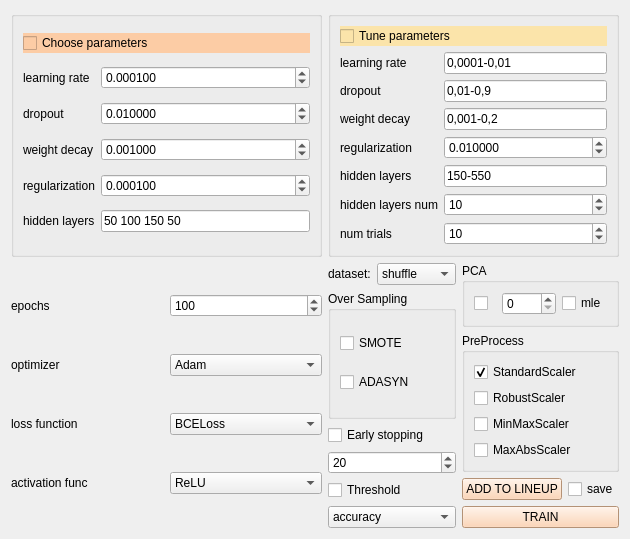
idergunoff/geovel_1.0, file qt/torch_classfier.ui: the form before one commit.
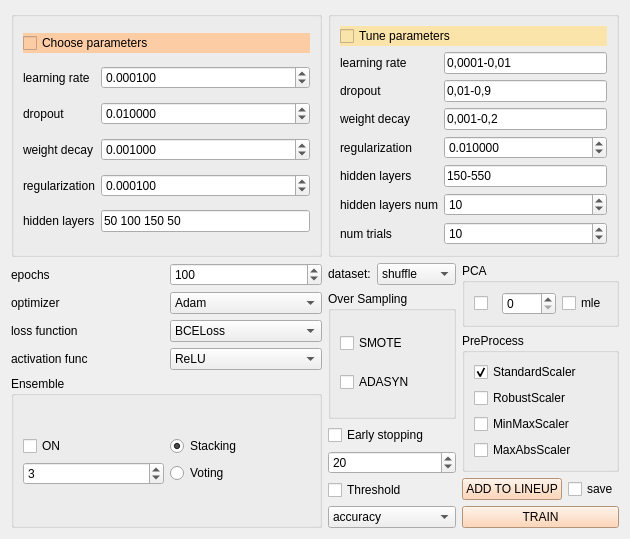
The form after the commit.

Commit message: torch regression classification -- scalers, pca, oversampling

Diff of the .ui file:
```diff
--- a/qt/torch_classfier.ui
+++ b/qt/torch_classfier.ui
@@ -7,7 +7,7 @@
     <x>0</x>
     <y>0</y>
     <width>630</width>
-    <height>483</height>
+    <height>502</height>
    </rect>
   </property>
   <property name="windowTitle">
@@ -310,141 +310,6 @@
      </layout>
     </widget>
    </item>
-   <item row="1" column="0">
-    <layout class="QGridLayout" name="gridLayout_5">
-     <item row="0" column="0">
-      <widget class="QLabel" name="label_11">
-       <property name="toolTip">
-        <string>Количество раз, когда вся обучающая выборка проходит через модель во время обучения.</string>
-       </property>
-       <property name="text">
-        <string>epochs</string>
-       </property>
-      </widget>
-     </item>
-     <item row="0" column="1">
-      <widget class="QSpinBox" name="spinBox_epochs">
-       <property name="toolTip">
-        <string>Количество раз, когда вся обучающая выборка проходит через модель во время обучения.</string>
-       </property>
-       <property name="maximum">
-        <number>10000</number>
-       </property>
-       <property name="value">
-        <number>100</number>
-       </property>
-      </widget>
-     </item>
-     <item row="1" column="0">
-      <widget class="QLabel" name="label_12">
-       <property name="toolTip">
-        <string>&lt;p&gt;Алгоритм оптимизации:&lt;/p&gt;
-&lt;p&gt;Adam показывает хорошие результаты во многих случаях и является удачным выбором по умолчанию.&lt;/p&gt;
-&lt;p&gt;SGD может быть полезен, если вы работаете с очень большими наборами данных.&lt;/p&gt;
-&lt;p&gt;L-BFGS может быть целесообразен, если у вас небольшое количество параметров и вам необходима высокая точность.&lt;/p&gt;</string>
-       </property>
-       <property name="text">
-        <string>optimizer</string>
-       </property>
-      </widget>
-     </item>
-     <item row="1" column="1">
-      <widget class="QComboBox" name="comboBox_optimizer">
-       <property name="toolTip">
-        <string>&lt;p&gt;Алгоритм оптимизации:&lt;/p&gt;
-&lt;p&gt;Adam показывает хорошие результаты во многих случаях и является удачным выбором по умолчанию.&lt;/p&gt;
-&lt;p&gt;SGD может быть полезен, если вы работаете с очень большими наборами данных.&lt;/p&gt;
-&lt;p&gt;L-BFGS может быть целесообразен, если у вас небольшое количество параметров и вам необходима высокая точность.&lt;/p&gt;</string>
-       </property>
-       <item>
-        <property name="text">
-         <string>Adam</string>
-        </property>
-       </item>
-       <item>
-        <property name="text">
-         <string>SGD</string>
-        </property>
-       </item>
-       <item>
-        <property name="text">
-         <string>LBFGS</string>
-        </property>
-       </item>
-      </widget>
-     </item>
-     <item row="2" column="0">
-      <widget class="QLabel" name="label_13">
-       <property name="toolTip">
-        <string>&lt;html&gt;&lt;head/&gt;&lt;body&gt;&lt;p&gt;Функция, используемая для вычисления ошибки между предсказаниями и истинными метками:&lt;/p&gt;&lt;p&gt;&lt;span style=&quot; font-weight:600;&quot;&gt;BCELoss (Binary Cross-Entropy Loss)&lt;/span&gt;: Это функция потерь, используемая для задач двоичной классификации&lt;/p&gt;&lt;p&gt;&lt;span style=&quot; font-weight:600;&quot;&gt;BCEWithLogitsLoss&lt;/span&gt;: Этот вариант функции потерь объединяет вычисление двоичной перекрестной энтропии с применением сигмоидной активации на выходном слое. &lt;/p&gt;&lt;p&gt;&lt;span style=&quot; font-weight:600;&quot;&gt;CrossEntropyLoss&lt;/span&gt;: Эта функция потерь используется для задач многоклассовой классификации, где выходы модели должны быть вероятностями принадлежности к каждому классу.&lt;/p&gt;</string>
-       </property>
-       <property name="text">
-        <string>loss function</string>
-       </property>
-      </widget>
-     </item>
-     <item row="2" column="1">
-      <widget class="QComboBox" name="comboBox_loss">
-       <property name="toolTip">
-        <string>&lt;html&gt;&lt;head/&gt;&lt;body&gt;&lt;p&gt;Функция, используемая для вычисления ошибки между предсказаниями и истинными метками:&lt;/p&gt;&lt;p&gt;&lt;span style=&quot; font-weight:600;&quot;&gt;BCELoss (Binary Cross-Entropy Loss)&lt;/span&gt;: Это функция потерь, используемая для задач двоичной классификации&lt;/p&gt;&lt;p&gt;&lt;span style=&quot; font-weight:600;&quot;&gt;BCEWithLogitsLoss&lt;/span&gt;: Этот вариант функции потерь объединяет вычисление двоичной перекрестной энтропии с применением сигмоидной активации на выходном слое. &lt;/p&gt;&lt;p&gt;&lt;span style=&quot; font-weight:600;&quot;&gt;CrossEntropyLoss&lt;/span&gt;: Эта функция потерь используется для задач многоклассовой классификации, где выходы модели должны быть вероятностями принадлежности к каждому классу.&lt;/p&gt;</string>
-       </property>
-       <item>
-        <property name="text">
-         <string>BCELoss</string>
-        </property>
-       </item>
-       <item>
-        <property name="text">
-         <string>BCEWithLogitsLoss</string>
-        </property>
-       </item>
-       <item>
-        <property name="text">
-         <string>CrossEntropy</string>
-        </property>
-       </item>
-      </widget>
-     </item>
-     <item row="3" column="0">
-      <widget class="QLabel" name="label_17">
-       <property name="toolTip">
-        <string>&lt;p&gt;Функция активации, используемая в скрытых слоях нейронной сети&lt;/p&gt;
-&lt;ul&gt;&lt;li&gt;&lt;b&gt;ReLU&lt;/b&gt; является отличным выбором по умолчанию и хорошо работает во многих случаях &lt;i&gt;(возвращает значение x, если x больше 0, и 0 в противном случае)&lt;i/&gt;.&lt;/li&gt;
-&lt;li&gt;&lt;b&gt;Sigmoid&lt;/b&gt; лучше всего подходит для двоичной классификации, где необходимо получить вероятностные прогнозы &lt;i&gt;(S-образная функция, которая отображает входные значения в диапазон от 0 до 1)&lt;/i&gt;.&lt;/li&gt;
-&lt;li&gt;&lt;b&gt;Tanh&lt;/b&gt; может быть предпочтительнее, чем sigmoid, когда требуется, чтобы выходы были центрированы вокруг нуля &lt;i&gt;(похожая на сигмоид функция, но она отображает входные значения в диапазон от -1 до 1)&lt;/i&gt;. &lt;/li&gt;&lt;/ul&gt;</string>
-       </property>
-       <property name="text">
-        <string>activation func</string>
-       </property>
-      </widget>
-     </item>
-     <item row="3" column="1">
-      <widget class="QComboBox" name="comboBox_activation_func">
-       <property name="toolTip">
-        <string>&lt;p&gt;Функция активации, используемая в скрытых слоях нейронной сети&lt;/p&gt;
-&lt;ul&gt;&lt;li&gt;&lt;b&gt;ReLU&lt;/b&gt; является отличным выбором по умолчанию и хорошо работает во многих случаях &lt;i&gt;(возвращает значение x, если x больше 0, и 0 в противном случае)&lt;i/&gt;.&lt;/li&gt;
-&lt;li&gt;&lt;b&gt;Sigmoid&lt;/b&gt; лучше всего подходит для двоичной классификации, где необходимо получить вероятностные прогнозы &lt;i&gt;(S-образная функция, которая отображает входные значения в диапазон от 0 до 1)&lt;/i&gt;.&lt;/li&gt;
-&lt;li&gt;&lt;b&gt;Tanh&lt;/b&gt; может быть предпочтительнее, чем sigmoid, когда требуется, чтобы выходы были центрированы вокруг нуля &lt;i&gt;(похожая на сигмоид функция, но она отображает входные значения в диапазон от -1 до 1)&lt;/i&gt;. &lt;/li&gt;&lt;/ul&gt;</string>
-       </property>
-       <item>
-        <property name="text">
-         <string>ReLU</string>
-        </property>
-       </item>
-       <item>
-        <property name="text">
-         <string>Sigmoid</string>
-        </property>
-       </item>
-       <item>
-        <property name="text">
-         <string>Tanh</string>
-        </property>
-       </item>
-      </widget>
-     </item>
-    </layout>
-   </item>
    <item row="1" column="1">
     <layout class="QGridLayout" name="gridLayout_6">
      <item row="5" column="0">
@@ -657,6 +522,189 @@
      </item>
     </layout>
    </item>
+   <item row="1" column="0">
+    <layout class="QVBoxLayout" name="verticalLayout">
+     <item>
+      <layout class="QGridLayout" name="gridLayout_5">
+       <item row="3" column="1">
+        <widget class="QComboBox" name="comboBox_activation_func">
+         <property name="toolTip">
+          <string>&lt;p&gt;Функция активации, используемая в скрытых слоях нейронной сети&lt;/p&gt;
+&lt;ul&gt;&lt;li&gt;&lt;b&gt;ReLU&lt;/b&gt; является отличным выбором по умолчанию и хорошо работает во многих случаях &lt;i&gt;(возвращает значение x, если x больше 0, и 0 в противном случае)&lt;i/&gt;.&lt;/li&gt;
+&lt;li&gt;&lt;b&gt;Sigmoid&lt;/b&gt; лучше всего подходит для двоичной классификации, где необходимо получить вероятностные прогнозы &lt;i&gt;(S-образная функция, которая отображает входные значения в диапазон от 0 до 1)&lt;/i&gt;.&lt;/li&gt;
+&lt;li&gt;&lt;b&gt;Tanh&lt;/b&gt; может быть предпочтительнее, чем sigmoid, когда требуется, чтобы выходы были центрированы вокруг нуля &lt;i&gt;(похожая на сигмоид функция, но она отображает входные значения в диапазон от -1 до 1)&lt;/i&gt;. &lt;/li&gt;&lt;/ul&gt;</string>
+         </property>
+         <item>
+          <property name="text">
+           <string>ReLU</string>
+          </property>
+         </item>
+         <item>
+          <property name="text">
+           <string>Sigmoid</string>
+          </property>
+         </item>
+         <item>
+          <property name="text">
+           <string>Tanh</string>
+          </property>
+         </item>
+        </widget>
+       </item>
+       <item row="0" column="1">
+        <widget class="QSpinBox" name="spinBox_epochs">
+         <property name="toolTip">
+          <string>Количество раз, когда вся обучающая выборка проходит через модель во время обучения.</string>
+         </property>
+         <property name="maximum">
+          <number>10000</number>
+         </property>
+         <property name="value">
+          <number>100</number>
+         </property>
+        </widget>
+       </item>
+       <item row="0" column="0">
+        <widget class="QLabel" name="label_11">
+         <property name="toolTip">
+          <string>Количество раз, когда вся обучающая выборка проходит через модель во время обучения.</string>
+         </property>
+         <property name="text">
+          <string>epochs</string>
+         </property>
+        </widget>
+       </item>
+       <item row="2" column="0">
+        <widget class="QLabel" name="label_13">
+         <property name="toolTip">
+          <string>&lt;html&gt;&lt;head/&gt;&lt;body&gt;&lt;p&gt;Функция, используемая для вычисления ошибки между предсказаниями и истинными метками:&lt;/p&gt;&lt;p&gt;&lt;span style=&quot; font-weight:600;&quot;&gt;BCELoss (Binary Cross-Entropy Loss)&lt;/span&gt;: Это функция потерь, используемая для задач двоичной классификации&lt;/p&gt;&lt;p&gt;&lt;span style=&quot; font-weight:600;&quot;&gt;BCEWithLogitsLoss&lt;/span&gt;: Этот вариант функции потерь объединяет вычисление двоичной перекрестной энтропии с применением сигмоидной активации на выходном слое. &lt;/p&gt;&lt;p&gt;&lt;span style=&quot; font-weight:600;&quot;&gt;CrossEntropyLoss&lt;/span&gt;: Эта функция потерь используется для задач многоклассовой классификации, где выходы модели должны быть вероятностями принадлежности к каждому классу.&lt;/p&gt;</string>
+         </property>
+         <property name="text">
+          <string>loss function</string>
+         </property>
+        </widget>
+       </item>
+       <item row="2" column="1">
+        <widget class="QComboBox" name="comboBox_loss">
+         <property name="toolTip">
+          <string>&lt;html&gt;&lt;head/&gt;&lt;body&gt;&lt;p&gt;Функция, используемая для вычисления ошибки между предсказаниями и истинными метками:&lt;/p&gt;&lt;p&gt;&lt;span style=&quot; font-weight:600;&quot;&gt;BCELoss (Binary Cross-Entropy Loss)&lt;/span&gt;: Это функция потерь, используемая для задач двоичной классификации&lt;/p&gt;&lt;p&gt;&lt;span style=&quot; font-weight:600;&quot;&gt;BCEWithLogitsLoss&lt;/span&gt;: Этот вариант функции потерь объединяет вычисление двоичной перекрестной энтропии с применением сигмоидной активации на выходном слое. &lt;/p&gt;&lt;p&gt;&lt;span style=&quot; font-weight:600;&quot;&gt;CrossEntropyLoss&lt;/span&gt;: Эта функция потерь используется для задач многоклассовой классификации, где выходы модели должны быть вероятностями принадлежности к каждому классу.&lt;/p&gt;</string>
+         </property>
+         <item>
+          <property name="text">
+           <string>BCELoss</string>
+          </property>
+         </item>
+         <item>
+          <property name="text">
+           <string>BCEWithLogitsLoss</string>
+          </property>
+         </item>
+         <item>
+          <property name="text">
+           <string>CrossEntropy</string>
+          </property>
+         </item>
+        </widget>
+       </item>
+       <item row="3" column="0">
+        <widget class="QLabel" name="label_17">
+         <property name="toolTip">
+          <string>&lt;p&gt;Функция активации, используемая в скрытых слоях нейронной сети&lt;/p&gt;
+&lt;ul&gt;&lt;li&gt;&lt;b&gt;ReLU&lt;/b&gt; является отличным выбором по умолчанию и хорошо работает во многих случаях &lt;i&gt;(возвращает значение x, если x больше 0, и 0 в противном случае)&lt;i/&gt;.&lt;/li&gt;
+&lt;li&gt;&lt;b&gt;Sigmoid&lt;/b&gt; лучше всего подходит для двоичной классификации, где необходимо получить вероятностные прогнозы &lt;i&gt;(S-образная функция, которая отображает входные значения в диапазон от 0 до 1)&lt;/i&gt;.&lt;/li&gt;
+&lt;li&gt;&lt;b&gt;Tanh&lt;/b&gt; может быть предпочтительнее, чем sigmoid, когда требуется, чтобы выходы были центрированы вокруг нуля &lt;i&gt;(похожая на сигмоид функция, но она отображает входные значения в диапазон от -1 до 1)&lt;/i&gt;. &lt;/li&gt;&lt;/ul&gt;</string>
+         </property>
+         <property name="text">
+          <string>activation func</string>
+         </property>
+        </widget>
+       </item>
+       <item row="1" column="1">
+        <widget class="QComboBox" name="comboBox_optimizer">
+         <property name="toolTip">
+          <string>&lt;p&gt;Алгоритм оптимизации:&lt;/p&gt;
+&lt;p&gt;Adam показывает хорошие результаты во многих случаях и является удачным выбором по умолчанию.&lt;/p&gt;
+&lt;p&gt;SGD может быть полезен, если вы работаете с очень большими наборами данных.&lt;/p&gt;
+&lt;p&gt;L-BFGS может быть целесообразен, если у вас небольшое количество параметров и вам необходима высокая точность.&lt;/p&gt;</string>
+         </property>
+         <item>
+          <property name="text">
+           <string>Adam</string>
+          </property>
+         </item>
+         <item>
+          <property name="text">
+           <string>SGD</string>
+          </property>
+         </item>
+         <item>
+          <property name="text">
+           <string>LBFGS</string>
+          </property>
+         </item>
+        </widget>
+       </item>
+       <item row="1" column="0">
+        <widget class="QLabel" name="label_12">
+         <property name="toolTip">
+          <string>&lt;p&gt;Алгоритм оптимизации:&lt;/p&gt;
+&lt;p&gt;Adam показывает хорошие результаты во многих случаях и является удачным выбором по умолчанию.&lt;/p&gt;
+&lt;p&gt;SGD может быть полезен, если вы работаете с очень большими наборами данных.&lt;/p&gt;
+&lt;p&gt;L-BFGS может быть целесообразен, если у вас небольшое количество параметров и вам необходима высокая точность.&lt;/p&gt;</string>
+         </property>
+         <property name="text">
+          <string>optimizer</string>
+         </property>
+        </widget>
+       </item>
+      </layout>
+     </item>
+     <item>
+      <widget class="QGroupBox" name="groupBox_3">
+       <property name="title">
+        <string>Ensemble</string>
+       </property>
+       <layout class="QGridLayout" name="gridLayout_3">
+        <item row="0" column="2">
+         <layout class="QGridLayout" name="gridLayout_10">
+          <item row="0" column="0">
+           <widget class="QCheckBox" name="checkBox_stack_vote">
+            <property name="text">
+             <string>ON</string>
+            </property>
+           </widget>
+          </item>
+          <item row="0" column="1">
+           <widget class="QRadioButton" name="radioButton_stacking">
+            <property name="text">
+             <string>Stacking</string>
+            </property>
+            <property name="checked">
+             <bool>true</bool>
+            </property>
+           </widget>
+          </item>
+          <item row="1" column="0">
+           <widget class="QSpinBox" name="spinBox_models_num">
+            <property name="value">
+             <number>3</number>
+            </property>
+           </widget>
+          </item>
+          <item row="1" column="1">
+           <widget class="QRadioButton" name="radioButton_voting">
+            <property name="text">
+             <string>Voting</string>
+            </property>
+           </widget>
+          </item>
+         </layout>
+        </item>
+       </layout>
+      </widget>
+     </item>
+    </layout>
+   </item>
   </layout>
  </widget>
  <resources/>
```
The commit also changes 4 other files.
